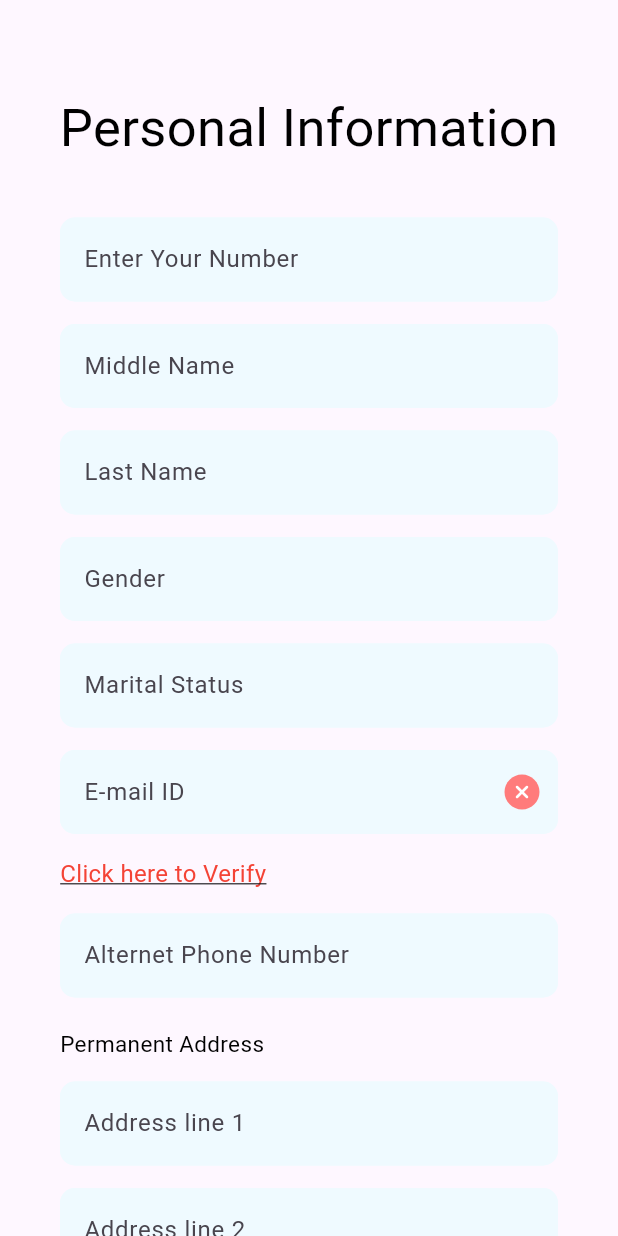
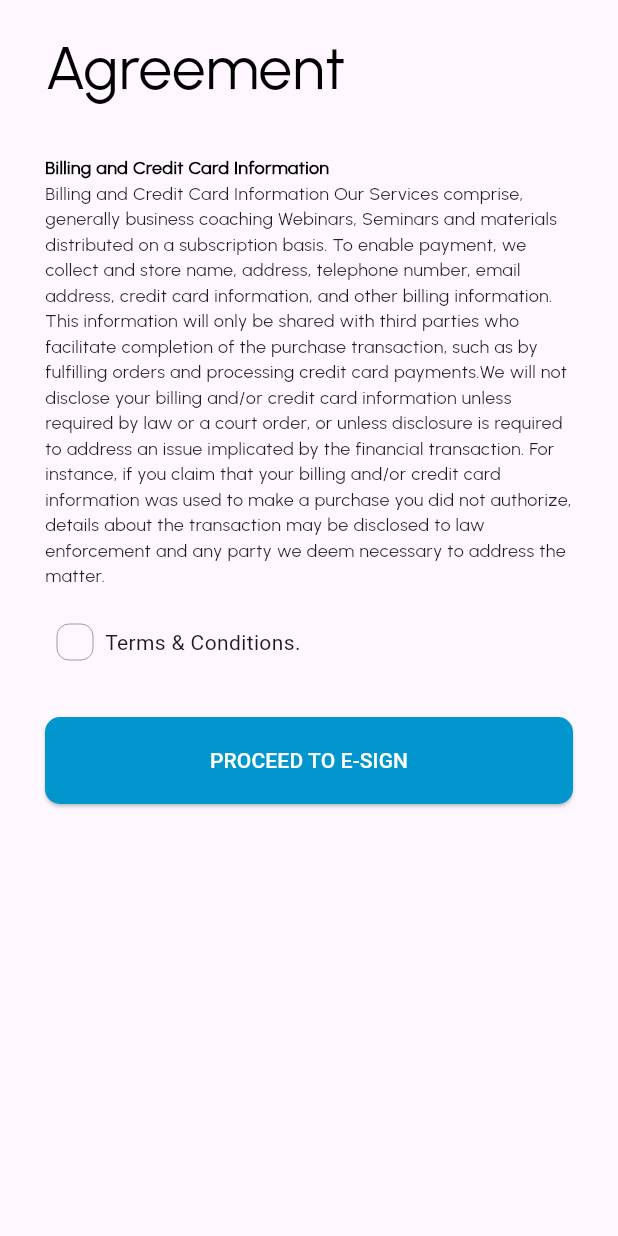
Before and after one commit to bhagwanv/ScaleUpApp, a Flutter app: the screen it shows after launch, on a phone screen of 412 x 824 dp. Run offline on Flutter 3.47's test engine with Material 3 defaults, Android fonts, the phone set to English and light mode, and no system bars; our stand-ins replace dropdown_button2, flutter_otp_text_field, flutter_svg, pinput.

Commit message:
CreditAprove  agreement,bank details

```diff
--- a/lib/main.dart
+++ b/lib/main.dart
@@ -1,7 +1,12 @@
 import 'package:flutter/material.dart';
+import 'package:scaleup_app/view/Bank_details_screen/BankDetailsScreen.dart';
 import 'package:scaleup_app/view/aadhaar_screen/aadhaar_screen.dart';
+import 'package:scaleup_app/view/agreement_screen/Agreementscreen.dart';
+import 'package:scaleup_app/view/profile_screen/ProfileReview.dart';
+import 'package:scaleup_app/view/business_details/business_details.dart';
 import 'package:scaleup_app/view/login_screen/login_screen.dart';
 import 'package:scaleup_app/view/personal_info/PersonalInformation.dart';
+import 'package:scaleup_app/view/profile_screen/components/CreditLineApproved.dart';
 
 void main() {
   runApp(const MyApp());
@@ -21,7 +26,7 @@ class MyApp extends StatelessWidget {
         useMaterial3: true,
       ),
       //home: const LoginScreen(),
-      home: const PersonalInformation(),
+      home: const AgreementScreen(),
     );
   }
 }
--- /dev/null
+++ b/lib/view/agreement_screen/Agreementscreen.dart
@@ -0,0 +1,132 @@
+import 'package:flutter/cupertino.dart';
+import 'package:flutter/material.dart';
+
+import '../../utils/common_elevted_button.dart';
+import '../../utils/constants.dart';
+import '../login_screen/components/LoginForm.dart';
+
+class AgreementScreen extends StatefulWidget {
+  const AgreementScreen({super.key});
+
+  @override
+  State<AgreementScreen> createState() => _AgreementScreenState();
+}
+
+class _AgreementScreenState extends State<AgreementScreen> {
+  @override
+  Widget build(BuildContext context) {
+    return SafeArea(
+      top: true,
+      bottom: true,
+      child: Scaffold(
+          body: Padding(
+            padding: const EdgeInsets.symmetric(horizontal: 30.0, vertical: 0.0),
+            child: SingleChildScrollView(
+              child: Column(
+                crossAxisAlignment: CrossAxisAlignment.start,
+                children: [
+                  SizedBox(height: 16.0,),
+                  Text(
+                    "Agreement",
+                    style: TextStyle(
+                      fontFamily: 'Urbanist',
+                      fontSize: 40.0,
+                      color: Colors.black,
+                      fontWeight: FontWeight.w100,
+                    ),
+                    textAlign: TextAlign.start,
+                  ),
+                  SizedBox(height: 30.0,),
+                  Text(
+                    "Billing and Credit Card Information",
+                    style: TextStyle(
+                      fontFamily: 'Urbanist',
+                      fontSize: 12.0,
+                      color: Colors.black,
+                      fontWeight: FontWeight.w600,
+                    ),
+                  ),
+                  Text(
+                    "Billing and Credit Card Information Our Services comprise, generally business coaching Webinars, Seminars and materials distributed on a subscription basis. To enable payment, we collect and store name, address, telephone number, email address, credit card information, and other billing information. This information will only be shared with third parties who facilitate completion of the purchase transaction, such as by fulfilling orders and processing credit card payments.We will not disclose your billing and/or credit card information unless required by law or a court order, or unless disclosure is required to address an issue implicated by the financial transaction. For instance, if you claim that your billing and/or credit card information was used to make a purchase you did not authorize, details about the transaction may be disclosed to law enforcement and any party we deem necessary to address the matter.",
+                    style: TextStyle(
+                      fontFamily: 'Urbanist',
+                      fontSize: 12.0,
+                      color: blackSmall,
+                      fontWeight: FontWeight.w400,
+                    ),
+                  ),
+
+                  SizedBox(height: 16.0,),
+                  CustomCheckbox1(onChanged: (bool isChecked) {
+                    // Handle the state change here
+                    print('Checkbox state changed: $isChecked');
+                  },),
+
+                  SizedBox(height: 30.0,),
+                  CommonElevatedButton(
+                    onPressed: () {},
+                    text: 'Proceed to E-sign',
+                    upperCase: true,
+                  ),
+
+                ],
+              ),
+            ),
+          )),
+    );;
+  }
+}
+
+class CustomCheckbox1 extends StatefulWidget {
+  final ValueChanged<bool>? onChanged;
+
+  CustomCheckbox1({Key? key, this.onChanged}) : super(key: key);
+  @override
+  _CustomCheckboxState createState() => _CustomCheckboxState();
+}
+
+class _CustomCheckboxState extends State<CustomCheckbox1> {
+  bool isChecked = false;
+
+  @override
+  Widget build(BuildContext context) {
+    return InkWell(
+      onTap: () {
+        setState(() {
+          isChecked = !isChecked;
+          widget.onChanged?.call(isChecked);
+        });
+      },
+      child: Container(
+        padding: EdgeInsets.all(8.0),
+        child: Row(
+          children: [
+            Container(
+              width: 24.0,
+              height: 24.0,
+              decoration: BoxDecoration(
+                border: Border.all(
+                  color: Colors.grey,
+                  width: 0.0,
+                ),
+                borderRadius: BorderRadius.circular(8.0),
+              ),
+              child: isChecked
+                  ? Container(
+                color: Color(0xff0196CE),
+                child: Icon(
+                  Icons.check,
+                  size: 18.0,
+                  color: Colors.white,
+                ),
+              )
+                  : Container(),
+            ),
+            SizedBox(width: 8.0),
+            Text('Terms & Conditions. '),
+          ],
+        ),
+      ),
+    );
+  }
+}
```
Also changed, not shown: lib/view/bank_details_screen/BankDetailsScreen.dart (added, +246 -0 lines), lib/view/pancard_screen/PancardScreen.dart (+3 -4 lines), lib/view/pancard_screen/PermissionsScreen.dart (+5 -6 lines), lib/view/profile_screen/ProfileReview.dart (added, +66 -0 lines), lib/view/profile_screen/components/CreditLineApproved.dart (added, +114 -0 lines), assets/images/credit_line_approved.svg (added), assets/images/profile_review.svg (added).
